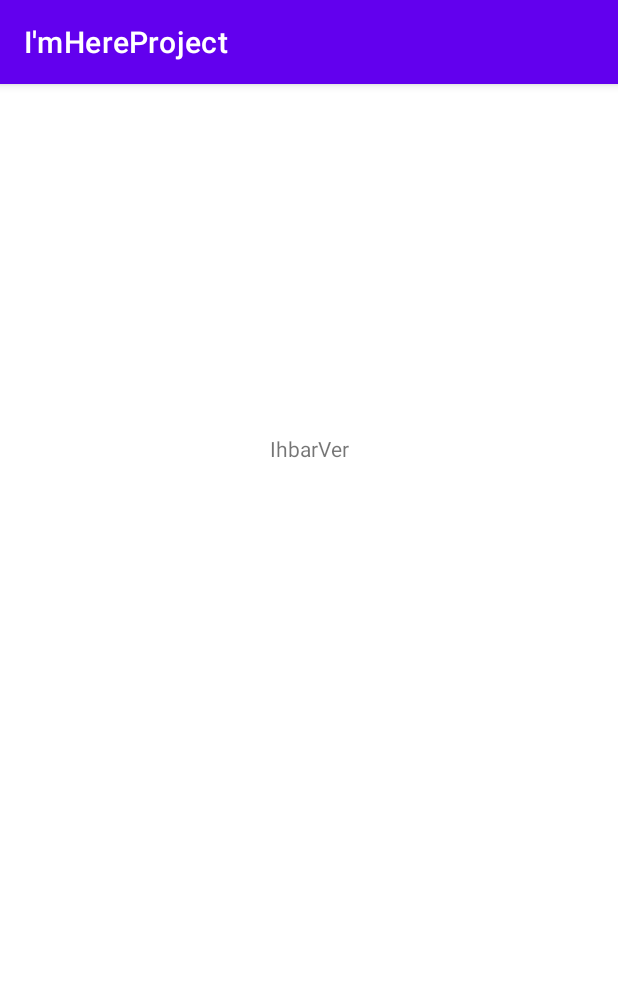
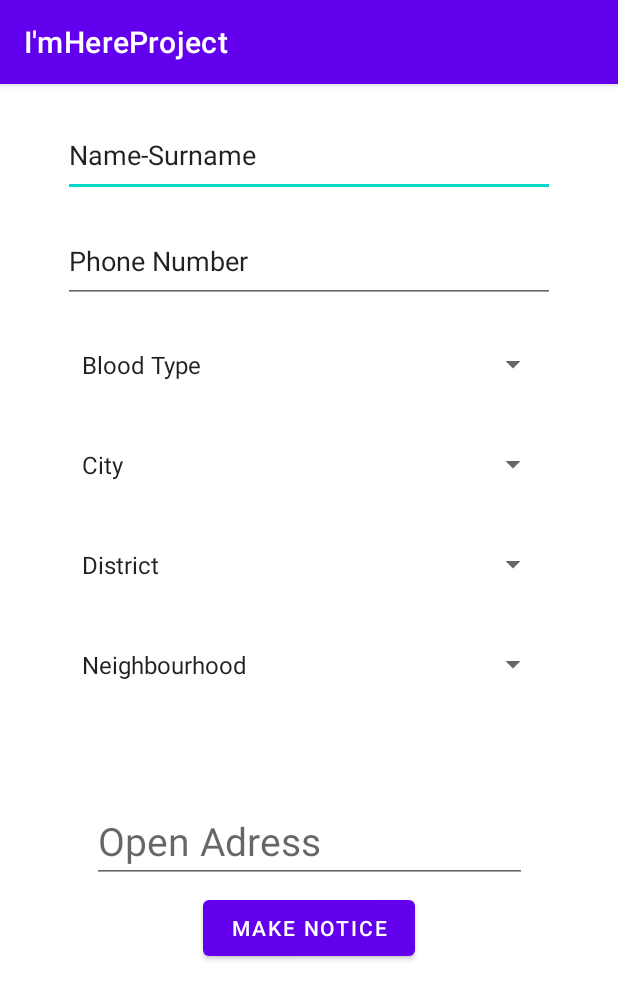
Before and after one commit to SvilRescuador/IamHereProject, an Android app: the IhbarVer1 screen opened directly, with no data from a screen before it, on a phone screen of 412 x 824 dp. Shown: the top 1000 px of the screen. Run offline under Robolectric (Android 15) with nearby library versions, the light colour scheme and no system bars.

Commit message:
make notice eklemesi

```diff
--- a/app/src/main/java/com/furkanozek/imhereproject/IhbarVer/IhbarVer1.java
+++ b/app/src/main/java/com/furkanozek/imhereproject/IhbarVer/IhbarVer1.java
@@ -3,14 +3,81 @@ package com.furkanozek.imhereproject.IhbarVer;
 import androidx.appcompat.app.AppCompatActivity;
 
 import android.os.Bundle;
+import android.view.View;
+import android.widget.AdapterView;
+import android.widget.ArrayAdapter;
+import android.widget.Spinner;
 
 import com.furkanozek.imhereproject.R;
 
-public class IhbarVer1 extends AppCompatActivity {
+public class IhbarVer1 extends AppCompatActivity implements AdapterView.OnItemSelectedListener {
 
     @Override
     protected void onCreate(Bundle savedInstanceState) {
         super.onCreate(savedInstanceState);
         setContentView(R.layout.activity_ihbar_ver1);
+
+        // Initialize the Spinner
+
+        Spinner spinner = findViewById(R.id.spinner);
+        spinner.setOnItemSelectedListener(this);
+
+        Spinner spinner2 = findViewById(R.id.spinner6);
+        spinner2.setOnItemSelectedListener(this);
+
+        Spinner spinner3 = findViewById(R.id.spinner5);
+        spinner3.setOnItemSelectedListener(this);
+
+        Spinner spinner4 = findViewById(R.id.spinner7);
+        spinner4.setOnItemSelectedListener(this);
+
+        ArrayAdapter<CharSequence> adapter3 = ArrayAdapter.createFromResource(this,
+                R.array.spinner_items, android.R.layout.simple_spinner_item);
+
+        adapter3.setDropDownViewResource(android.R.layout.simple_spinner_dropdown_item);
+
+        spinner.setAdapter(adapter3);
+
+        ArrayAdapter<CharSequence> adapter2 = ArrayAdapter.createFromResource(this,
+                R.array.spinner_items3, android.R.layout.simple_spinner_item);
+
+        // Specify the layout to use when the list of choices appears
+        adapter2.setDropDownViewResource(android.R.layout.simple_spinner_dropdown_item);
+
+
+
+        ArrayAdapter<CharSequence> adapter1 = ArrayAdapter.createFromResource(this,
+                R.array.spinner_items2, android.R.layout.simple_spinner_item);
+
+        // Apply the adapter to the spinner
+        spinner3.setAdapter(adapter1);
+
+        // Specify the layout to use when the list of choices appears
+        adapter1.setDropDownViewResource(android.R.layout.simple_spinner_dropdown_item);
+
+
+
+        spinner4.setAdapter(adapter2);
+
+        // Create an ArrayAdapter using the string array and a default spinner layout
+        ArrayAdapter<CharSequence> adapter = ArrayAdapter.createFromResource(this,
+                R.array.spinner_items1, android.R.layout.simple_spinner_item);
+
+        // Specify the layout to use when the list of choices appears
+        adapter.setDropDownViewResource(android.R.layout.simple_spinner_dropdown_item);
+
+        // Apply the adapter to the spinner
+        spinner2.setAdapter(adapter);
+
+    }
+
+    @Override
+    public void onItemSelected(AdapterView<?> parent, View view, int position, long id) {
+
+    }
+
+    @Override
+    public void onNothingSelected(AdapterView<?> parent) {
+
     }
 }
--- a/app/src/main/res/layout/activity_bilgilerim.xml
+++ b/app/src/main/res/layout/activity_bilgilerim.xml
@@ -10,10 +10,44 @@
         android:id="@+id/textView4"
         android:layout_width="159dp"
         android:layout_height="56dp"
-        android:layout_marginTop="215dp"
+        android:layout_marginTop="396dp"
         android:gravity="center"
         android:text="Bilgilerim"
         app:layout_constraintEnd_toEndOf="parent"
+        app:layout_constraintHorizontal_bias="0.464"
         app:layout_constraintStart_toStartOf="parent"
         app:layout_constraintTop_toTopOf="parent" />
+
+    <TextView
+        android:id="@+id/textView"
+        android:layout_width="270dp"
+        android:layout_height="49dp"
+        android:layout_marginTop="15dp"
+        android:text="Servet Sayar"
+        android:textSize="24sp"
+        app:layout_constraintEnd_toEndOf="parent"
+        app:layout_constraintStart_toStartOf="parent"
+        app:layout_constraintTop_toTopOf="parent" />
+
+    <TextView
+        android:id="@+id/textView5"
+        android:layout_width="270dp"
+        android:layout_height="49dp"
+        android:layout_marginTop="20dp"
+        android:text="B rh+"
+        android:textSize="24sp"
+        app:layout_constraintEnd_toEndOf="parent"
+        app:layout_constraintHorizontal_bias="0.496"
+        app:layout_constraintStart_toStartOf="parent"
+        app:layout_constraintTop_toBottomOf="@+id/textView" />
+
+    <EditText
+        android:id="@+id/editTextPhone"
+        android:layout_width="wrap_content"
+        android:layout_height="wrap_content"
+        android:ems="10"
+        android:hint="Phone Number"
+        android:inputType="phone"
+        tools:layout_editor_absoluteX="70dp"
+        tools:layout_editor_absoluteY="148dp" />
 </androidx.constraintlayout.widget.ConstraintLayout>
--- a/app/src/main/res/layout/activity_ihbar_ver1.xml
+++ b/app/src/main/res/layout/activity_ihbar_ver1.xml
@@ -6,14 +6,91 @@
     android:layout_height="match_parent"
     tools:context=".IhbarVer.IhbarVer1">
 
-    <TextView
-        android:id="@+id/textView2"
-        android:layout_width="159dp"
-        android:layout_height="56dp"
-        android:layout_marginTop="215dp"
-        android:gravity="center"
-        android:text="IhbarVer"
+    <Spinner
+        android:id="@+id/spinner"
+        android:layout_width="319dp"
+        android:layout_height="51dp"
+        android:layout_marginTop="15dp"
+        android:contentDescription="asd"
+        app:layout_constraintEnd_toEndOf="parent"
+        app:layout_constraintStart_toStartOf="parent"
+        app:layout_constraintTop_toBottomOf="@+id/editTextTextPersonName12"></Spinner>
+
+    <Spinner
+        android:id="@+id/spinner5"
+        android:layout_width="319dp"
+        android:layout_height="51dp"
+        android:layout_marginTop="15dp"
+        android:contentDescription="asd"
+        app:layout_constraintEnd_toEndOf="parent"
+        app:layout_constraintStart_toStartOf="parent"
+        app:layout_constraintTop_toBottomOf="@+id/spinner6"></Spinner>
+
+    <Spinner
+        android:id="@+id/spinner7"
+        android:layout_width="319dp"
+        android:layout_height="51dp"
+        android:layout_marginTop="15dp"
+        android:contentDescription="asd"
+        app:layout_constraintEnd_toEndOf="parent"
+        app:layout_constraintStart_toStartOf="parent"
+        app:layout_constraintTop_toBottomOf="@+id/spinner5"></Spinner>
+
+    <Spinner
+        android:id="@+id/spinner6"
+        android:layout_width="319dp"
+        android:layout_height="51dp"
+        android:layout_marginTop="15dp"
+        android:contentDescription="asd"
+        app:layout_constraintEnd_toEndOf="parent"
+        app:layout_constraintStart_toStartOf="parent"
+        app:layout_constraintTop_toBottomOf="@+id/spinner"></Spinner>
+
+    <EditText
+        android:id="@+id/editTextTextPersonName10"
+        android:layout_width="328dp"
+        android:layout_height="55dp"
+        android:layout_marginTop="20dp"
+        android:ems="10"
+        android:inputType="textPersonName"
+        android:text="Name-Surname"
         app:layout_constraintEnd_toEndOf="parent"
         app:layout_constraintStart_toStartOf="parent"
         app:layout_constraintTop_toTopOf="parent" />
+
+    <EditText
+        android:id="@+id/editTextTextPersonName12"
+        android:layout_width="328dp"
+        android:layout_height="55dp"
+        android:layout_marginTop="15dp"
+        android:ems="10"
+        android:inputType="textPersonName"
+        android:text="Phone Number"
+        app:layout_constraintEnd_toEndOf="parent"
+        app:layout_constraintStart_toStartOf="parent"
+        app:layout_constraintTop_toBottomOf="@+id/editTextTextPersonName10" />
+
+    <Button
+        android:id="@+id/button3"
+        android:layout_width="141dp"
+        android:layout_height="49dp"
+        android:layout_marginTop="5dp"
+        android:text="Make Notice"
+        app:layout_constraintEnd_toEndOf="parent"
+        app:layout_constraintStart_toStartOf="parent"
+        app:layout_constraintTop_toBottomOf="@+id/editTextTextPersonName14" />
+
+    <EditText
+        android:id="@+id/editTextTextPersonName14"
+        android:layout_width="290dp"
+        android:layout_height="112dp"
+        android:layout_marginTop="8dp"
+        android:ems="10"
+        android:gravity="bottom|left"
+        android:hint="Open Adress"
+        android:inputType="textPersonName"
+        android:textSize="26sp"
+        app:layout_constraintEnd_toEndOf="parent"
+        app:layout_constraintStart_toStartOf="parent"
+        app:layout_constraintTop_toBottomOf="@+id/spinner7" />
 </androidx.constraintlayout.widget.ConstraintLayout>
--- a/app/src/main/res/layout/activity_main.xml
+++ b/app/src/main/res/layout/activity_main.xml
@@ -31,6 +31,7 @@
         android:textSize="20sp"
         app:layout_constraintBottom_toBottomOf="parent"
         app:layout_constraintEnd_toEndOf="parent"
+        app:layout_constraintHorizontal_bias="0.508"
         app:layout_constraintStart_toStartOf="parent" />
 
     <Button
```
